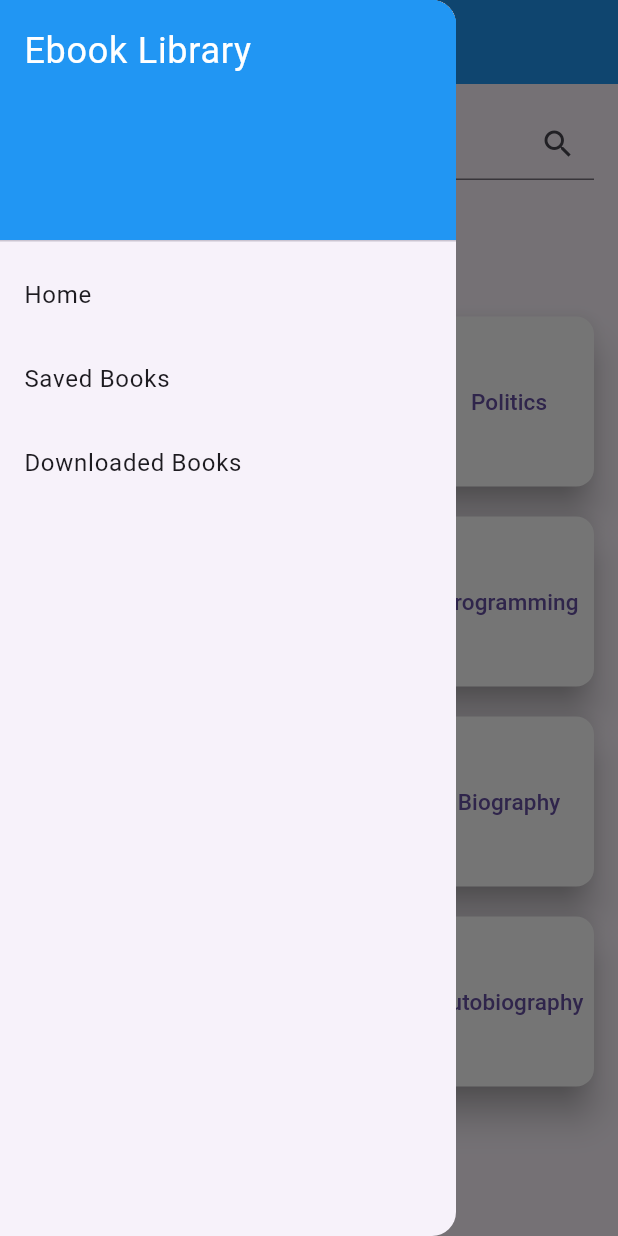
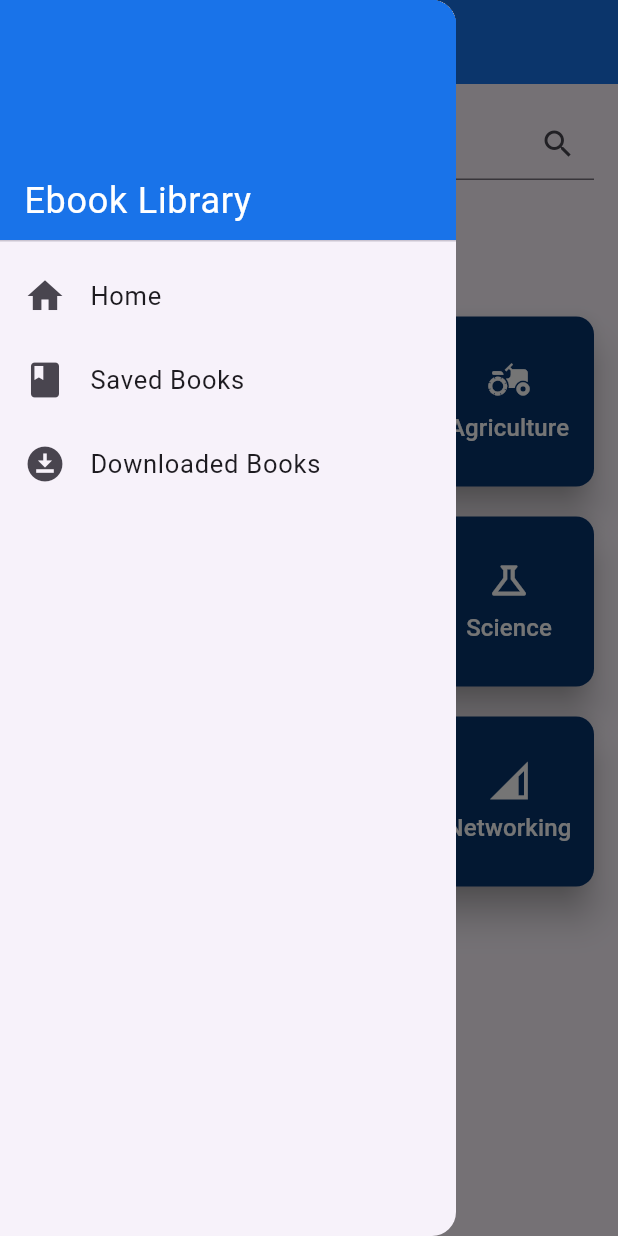
Before and after one commit to BasharatSahito/Ebooks-library-with-Google-Books-Api, a Flutter app: the screen it shows after launch, with the side drawer open, on a phone screen of 412 x 824 dp. Run offline on Flutter 3.47's test engine with Material 3 defaults, Android fonts, the phone set to English and light mode, and no system bars; our stand-ins replace device_info_plus, file_picker, permission_handler, shared_preferences; missing offline and left inert: flutter_pdfview.

Commit message:
App is Built with UI Modification and with two errors save button error only in books detail page and filter checkbox error

```diff
--- a/lib/main.dart
+++ b/lib/main.dart
@@ -1,3 +1,5 @@
+// code main.dart
+
 import 'package:book_library/pages/homepage.dart';
 import 'package:book_library/providers/checkbox_provider.dart';
 import 'package:book_library/providers/download_books_provider.dart';
@@ -27,7 +29,7 @@ class MyApp extends StatelessWidget {
           appBarTheme: const AppBarTheme(
             titleTextStyle: TextStyle(color: Colors.white, fontSize: 23),
             centerTitle: true,
-            backgroundColor: Colors.blue,
+            backgroundColor: Color.fromARGB(255, 25, 115, 233),
             iconTheme: IconThemeData(
               color: Colors.white,
             ),
--- a/lib/pages/book_details.dart
+++ b/lib/pages/book_details.dart
@@ -35,7 +35,7 @@ class _BookDetailsState extends State<BookDetails> {
   @override
   Widget build(BuildContext context) {
     var previewLink = widget.book.volumeInfo?.previewLink?.toString();
-    var downloadLink = widget.book.accessInfo?.pdf?.downloadLink?.toString();
+    var downloadLink = widget.book.accessInfo?.epub?.downloadLink?.toString();
     var bookThumbnail = widget.book.volumeInfo?.imageLinks?.thumbnail ??
         "https://demofree.sirv.com/nope-not-here.jpg";
     var bookTitle = widget.book.volumeInfo?.title?.toString();
--- a/lib/pages/homepage.dart
+++ b/lib/pages/homepage.dart
@@ -1,3 +1,5 @@
+//HOMEPAGE CODE
+
 import 'package:book_library/pages/search_results.dart';
 import 'package:book_library/utils/category_buttons.dart';
 import 'package:book_library/utils/my_drawer.dart';
@@ -18,19 +20,34 @@ class _HomePageState extends State<HomePage> {
     super.initState();
   }
 
-  final List<String> buttonTitles = [
-    "Computer",
-    "Science",
-    "Politics",
-    "Art",
-    "History",
-    "Programming",
-    "Agriculture",
-    "Social Studies",
-    "Biography",
-    "Novel",
-    "Poetry",
-    "Autobiography"
+  final List<List<dynamic>> buttonTitles = [
+    ["Computer", const Icon(Icons.computer, color: Colors.white, size: 30)],
+    ["History", const Icon(Icons.history_edu, color: Colors.white, size: 30)],
+    [
+      "Agriculture",
+      const Icon(Icons.agriculture, color: Colors.white, size: 30)
+    ],
+    ["Programming", const Icon(Icons.monitor, color: Colors.white, size: 30)],
+    [
+      "Medical",
+      const Icon(Icons.medical_services_outlined, color: Colors.white, size: 30)
+    ],
+    [
+      "Science",
+      const Icon(Icons.science_outlined, color: Colors.white, size: 30)
+    ],
+    [
+      "Mathematics",
+      const Icon(Icons.calculate_rounded, color: Colors.white, size: 30)
+    ],
+    [
+      "Poetry",
+      const Icon(Icons.event_note_sharp, color: Colors.white, size: 30)
+    ],
+    [
+      "Networking",
+      const Icon(Icons.network_cell_outlined, color: Colors.white, size: 30)
+    ],
   ];
 
   @override
@@ -100,7 +117,7 @@ class _HomePageState extends State<HomePage> {
               ),
               const Text(
                 "Categories",
-                style: TextStyle(fontSize: 25),
+                style: TextStyle(fontSize: 25, fontWeight: FontWeight.bold),
               ),
               const SizedBox(
                 height: 30,
--- a/lib/pages/saved_books.dart
+++ b/lib/pages/saved_books.dart
@@ -1,3 +1,5 @@
+// Saved Books Code
+
 import 'package:book_library/pages/book_details.dart';
 import 'package:book_library/providers/saved_books_provider.dart';
 import 'package:book_library/utils/my_drawer.dart';
--- a/lib/services/models/booksmodel.dart
+++ b/lib/services/models/booksmodel.dart
@@ -327,15 +327,21 @@ class AccessInfo {
 
 class Epub {
   final bool? isAvailable;
+  final String? downloadLink;
 
   Epub({
     this.isAvailable,
+    this.downloadLink,
   });
 
   Epub.fromJson(Map<String, dynamic> json)
-      : isAvailable = json['isAvailable'] as bool?;
+      : isAvailable = json['isAvailable'] as bool?,
+        downloadLink = json['downloadLink'] as String?;
 
-  Map<String, dynamic> toJson() => {'isAvailable': isAvailable};
+  Map<String, dynamic> toJson() => {
+        'isAvailable': isAvailable,
+        'downloadLink': downloadLink,
+      };
 }
 
 class Pdf {
--- a/lib/utils/category_buttons.dart
+++ b/lib/utils/category_buttons.dart
@@ -2,7 +2,7 @@ import 'package:book_library/pages/search_results.dart';
 import 'package:flutter/material.dart';
 
 class CategoryButton extends StatefulWidget {
-  final List<String> btnTitles;
+  final List<List<dynamic>> btnTitles;
   const CategoryButton({super.key, required this.btnTitles});
 
   @override
@@ -29,11 +29,12 @@ class _CategoryButtonState extends State<CategoryButton> {
                   context,
                   MaterialPageRoute(
                     builder: (context) => SearchResults(
-                        searchQuery: widget.btnTitles[index], category: true),
+                        searchQuery: widget.btnTitles[index][0],
+                        category: true),
                   ));
             },
             style: ElevatedButton.styleFrom(
-              backgroundColor: Colors.white,
+              backgroundColor: const Color.fromARGB(255, 7, 52, 110),
               shadowColor: Colors.grey,
               elevation: 10,
               shape: RoundedRectangleBorder(
@@ -41,9 +42,19 @@ class _CategoryButtonState extends State<CategoryButton> {
               ),
               padding: EdgeInsets.zero, // Adjust padding as needed
             ),
-            child: Text(
-              widget.btnTitles[index],
-              style: const TextStyle(fontSize: 15),
+            child: Column(
+              mainAxisAlignment: MainAxisAlignment.center,
+              crossAxisAlignment: CrossAxisAlignment.center,
+              children: [
+                widget.btnTitles[index][1],
+                const SizedBox(
+                  height: 5,
+                ),
+                Text(
+                  widget.btnTitles[index][0],
+                  style: const TextStyle(fontSize: 16, color: Colors.white),
+                ),
+              ],
             ),
           ),
         );
--- a/lib/utils/my_drawer.dart
+++ b/lib/utils/my_drawer.dart
@@ -1,3 +1,4 @@
+// MY DRAWER CODE
 import 'package:book_library/pages/downloadedbooks.dart';
 import 'package:book_library/pages/homepage.dart';
 import 'package:book_library/pages/saved_books.dart';
@@ -14,22 +15,37 @@ class _MyDrawerState extends State<MyDrawer> {
   @override
   Widget build(BuildContext context) {
     return ListView(
-      padding: EdgeInsets.zero,
+      padding: EdgeInsets.zero, // This removes any default padding
       children: [
         const DrawerHeader(
           decoration: BoxDecoration(
-            color: Colors.blue,
+            color: Color.fromARGB(255, 25, 115, 233),
           ),
-          child: Text(
-            'Ebook Library',
-            style: TextStyle(
-              color: Colors.white,
-              fontSize: 24,
-            ),
+          child: Column(
+            mainAxisAlignment:
+                MainAxisAlignment.end, // Align content to the bottom
+            crossAxisAlignment: CrossAxisAlignment.start,
+
+            children: [
+              Text(
+                'Ebook Library',
+                style: TextStyle(
+                  color: Colors.white,
+                  fontSize: 24,
+                ),
+              ),
+            ],
           ),
         ),
         ListTile(
-          title: const Text('Home'),
+          leading: Icon(
+            Icons.home,
+            size: 28,
+          ),
+          title: Text(
+            'Home',
+            style: TextStyle(fontSize: 17),
+          ),
           onTap: () {
             Navigator.pop(context);
             Navigator.pushReplacement(
@@ -40,7 +56,14 @@ class _MyDrawerState extends State<MyDrawer> {
           },
         ),
         ListTile(
-          title: const Text('Saved Books'),
+          leading: Icon(
+            Icons.book_rounded,
+            size: 28,
+          ),
+          title: const Text(
+            'Saved Books',
+            style: TextStyle(fontSize: 17),
+          ),
           onTap: () {
             // Navigate to the screen for saved books or perform any action
             Navigator.pop(context);
@@ -53,7 +76,14 @@ class _MyDrawerState extends State<MyDrawer> {
           },
         ),
         ListTile(
-          title: const Text("Downloaded Books"),
+          leading: Icon(
+            Icons.download_for_offline,
+            size: 28,
+          ),
+          title: const Text(
+            "Downloaded Books",
+            style: TextStyle(fontSize: 17),
+          ),
           onTap: () {
             // Navigate to the screen for saved books or perform any action
             Navigator.pop(context);
```
